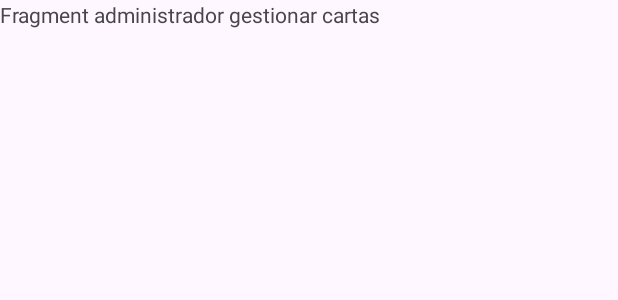
After one commit to JoseJimenezGonzalez/jose_jimenez_gonzalez_practica_cartas, an Android app: the layout fragment_administrador_gestionar_cartas.xml on its own in the app's theme, with its tools: preview values and no code run, on a phone screen of 412 x 824 dp. The commit adds this screen. Shown: the top 300 px of the screen. Run offline under Robolectric (Android 15) with nearby library versions, the light colour scheme and no system bars.

Commit message:
commit ok

```diff
--- /dev/null
+++ b/app/src/main/res/layout/fragment_administrador_gestionar_cartas.xml
@@ -0,0 +1,14 @@
+<?xml version="1.0" encoding="utf-8"?>
+<FrameLayout xmlns:android="http://schemas.android.com/apk/res/android"
+    xmlns:tools="http://schemas.android.com/tools"
+    android:layout_width="match_parent"
+    android:layout_height="match_parent"
+    tools:context=".administrador.fragments.AdministradorGestionarCartasFragment">
+
+    <!-- TODO: Update blank fragment layout -->
+    <TextView
+        android:layout_width="match_parent"
+        android:layout_height="match_parent"
+        android:text="Fragment administrador gestionar cartas" />
+
+</FrameLayout>
--- a/app/src/main/res/menu/option_menu_administrador.xml
+++ b/app/src/main/res/menu/option_menu_administrador.xml
@@ -12,6 +12,11 @@
         android:title="Ventas" />
 
     <item
+        android:id="@+id/administradorGestionarCartasFragment"
+        android:icon="@drawable/ic_cards"
+        android:title="Cartas" />
+
+    <item
         android:id="@+id/administradorGestionarEventosFragment"
         android:icon="@drawable/ic_events"
         android:title="Eventos" />
--- a/app/src/main/res/navigation/nav_graph_administrador.xml
+++ b/app/src/main/res/navigation/nav_graph_administrador.xml
@@ -20,4 +20,9 @@
         android:name="com.example.myapplication.administrador.fragments.AdministradorHomeFragment"
         android:label="fragment_administrador_home"
         tools:layout="@layout/fragment_administrador_home" />
+    <fragment
+        android:id="@+id/administradorGestionarCartasFragment"
+        android:name="com.example.myapplication.administrador.fragments.AdministradorGestionarCartasFragment"
+        android:label="fragment_administrador_gestionar_cartas"
+        tools:layout="@layout/fragment_administrador_gestionar_cartas" />
 </navigation>
```
Also changed, not shown: app/src/main/java/com/example/myapplication/administrador/fragments/AdministradorGestionarCartasFragment.kt (added, +30 -0 lines), app/src/main/res/drawable/ic_cards.png (added).
